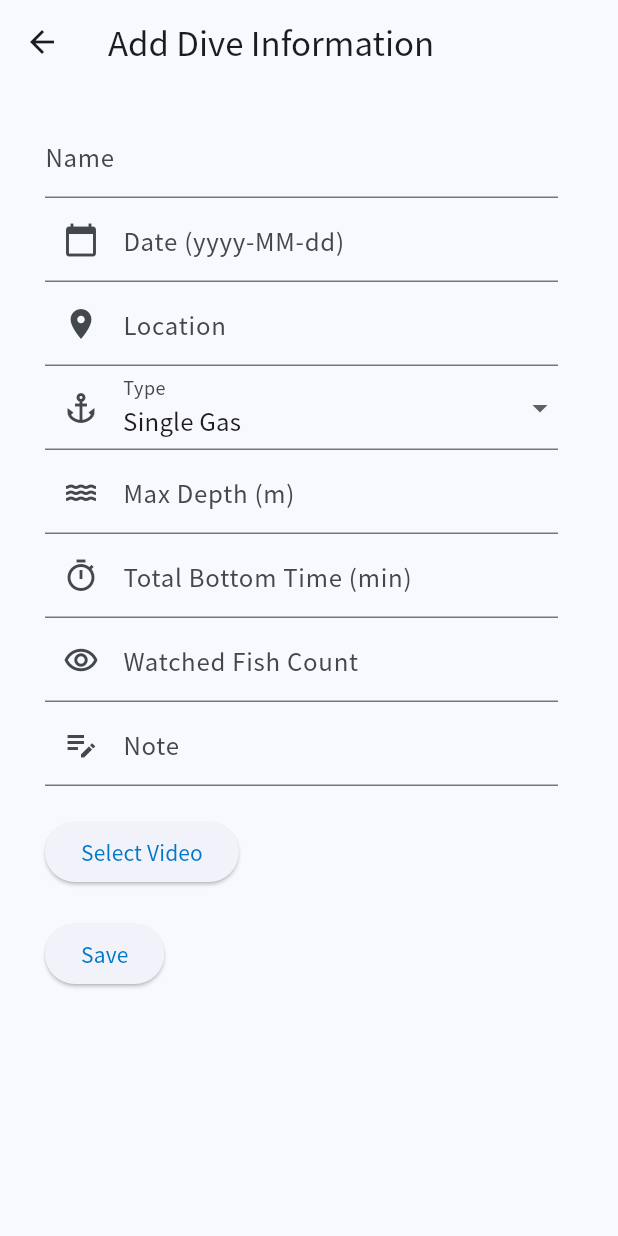
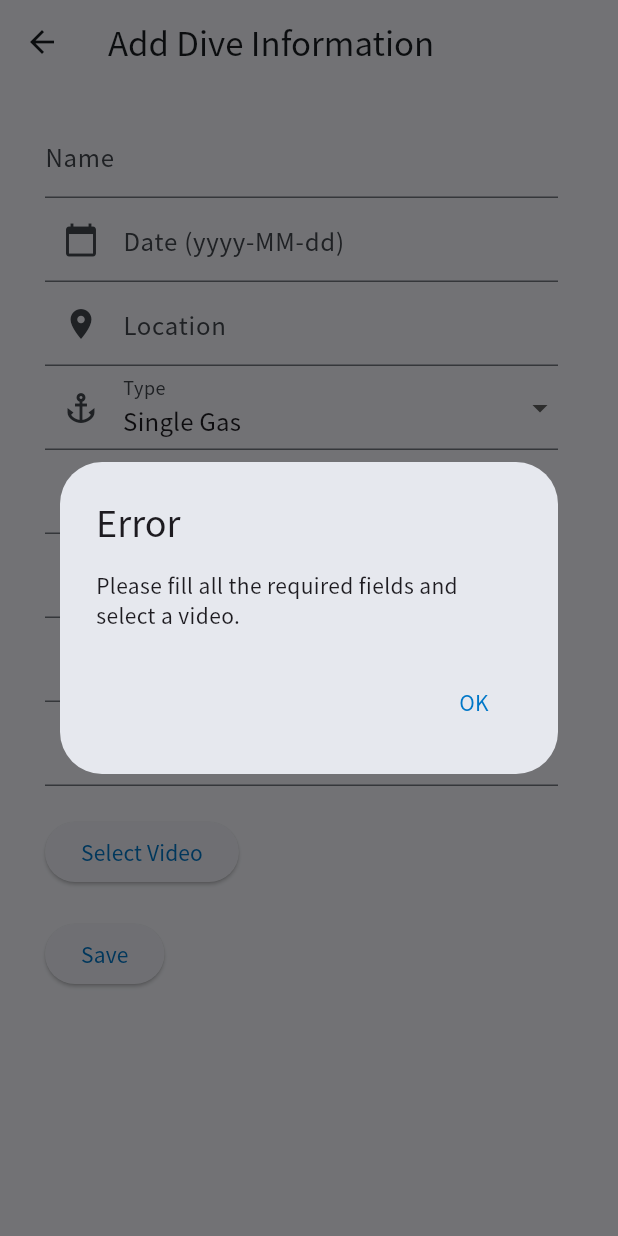
Before and after one commit to Project-Octo/ProjectOcto-App-DiveLog, a Flutter app: the AddPage screen opened directly, after a tap on "Save", on a phone screen of 412 x 824 dp. Run offline on Flutter 3.47's test engine with Material 3 defaults, Android fonts, the light colour scheme and no system bars; our stand-ins replace file_picker, firebase_auth, firebase_core, flutter_markdown, google_fonts, smooth_page_indicator; missing offline and left inert: firebase_ui_auth, firebase_ui_oauth_google; accounts and stored records are empty.

Commit message:
hello there!

```diff
--- a/lib/screens/add_page.dart
+++ b/lib/screens/add_page.dart
@@ -1,10 +1,11 @@
+import 'package:flutter/material.dart';
+
 import 'dart:io';
-import 'package:flutter/material.dart';
 import 'package:file_picker/file_picker.dart';
 import 'package:http/http.dart' as http;
 
 class AddPage extends StatefulWidget {
-  const AddPage({super.key});
+  const AddPage({Key? key});
 
   @override
   _AddPageState createState() => _AddPageState();
@@ -27,9 +28,35 @@ class _AddPageState extends State<AddPage> {
     r'^\d{4}-\d{2}-\d{2}$',
   );
 
-  Future<void> _uploadVideo() async {
-    if (_videoFile == null) {
-      print('No video selected.');
+  bool _isFormValid() {
+    return _nameController.text.isNotEmpty &&
+        _dateController.text.isNotEmpty &&
+        _locationController.text.isNotEmpty &&
+        _maxDepthController.text.isNotEmpty &&
+        _totalBottomTimeController.text.isNotEmpty &&
+        _watchedFishCountController.text.isNotEmpty &&
+        _videoFile != null;
+  }
+
+  Future<void> _upload() async {
+    // 사용자가 입력한 폼 검사
+    if (!_isFormValid()) {
+      showDialog(
+        context: context,
+        builder: (context) => AlertDialog(
+          title: const Text('Error'),
+          content: const Text(
+              'Please fill all the required fields and select a video.'),
+          actions: <Widget>[
+            TextButton(
+              onPressed: () {
+                Navigator.pop(context);
+              },
+              child: const Text('OK'),
+            ),
+          ],
+        ),
+      );
       return;
     }
 
@@ -147,7 +174,7 @@ class _AddPageState extends State<AddPage> {
                 Text('Selected video: ${_videoFile!.path}'),
               const SizedBox(height: 20.0),
               ElevatedButton(
-                onPressed: _uploadVideo,
+                onPressed: _upload,
                 child: const Text('Save'),
               ),
             ],
--- a/pubspec.yaml
+++ b/pubspec.yaml
@@ -48,6 +48,7 @@ dependencies:
   http: ^1.2.0
   flutter_markdown: ^0.6.19
   file_picker: ^6.1.1
+  google_cloud: ^2.4.0
 
 dev_dependencies:
   flutter_test:
```
Also changed, not shown: pubspec.lock.
